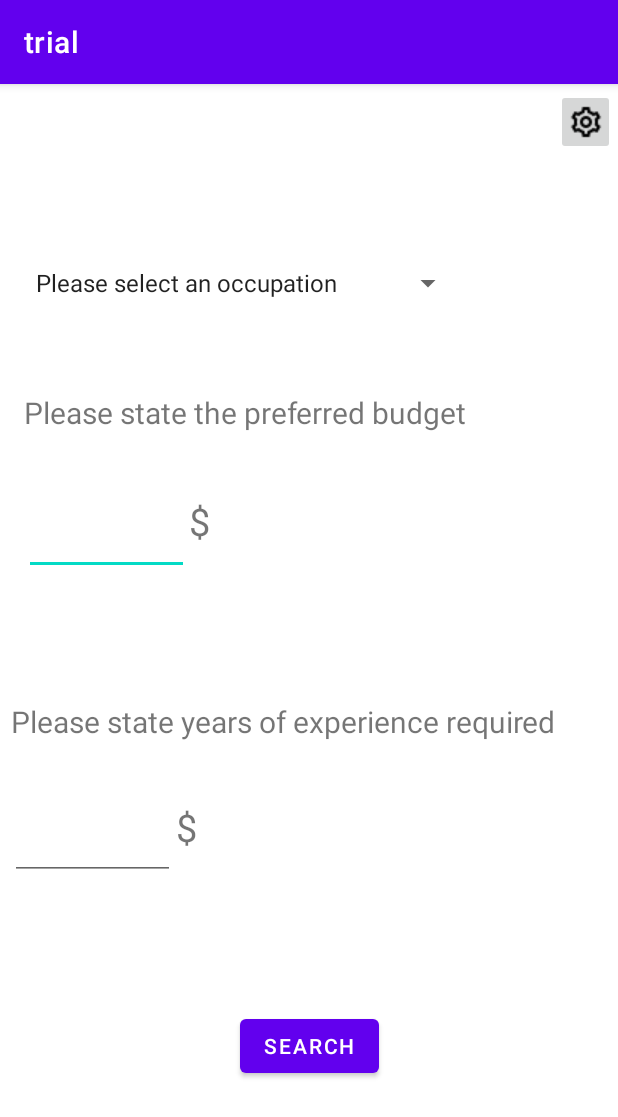
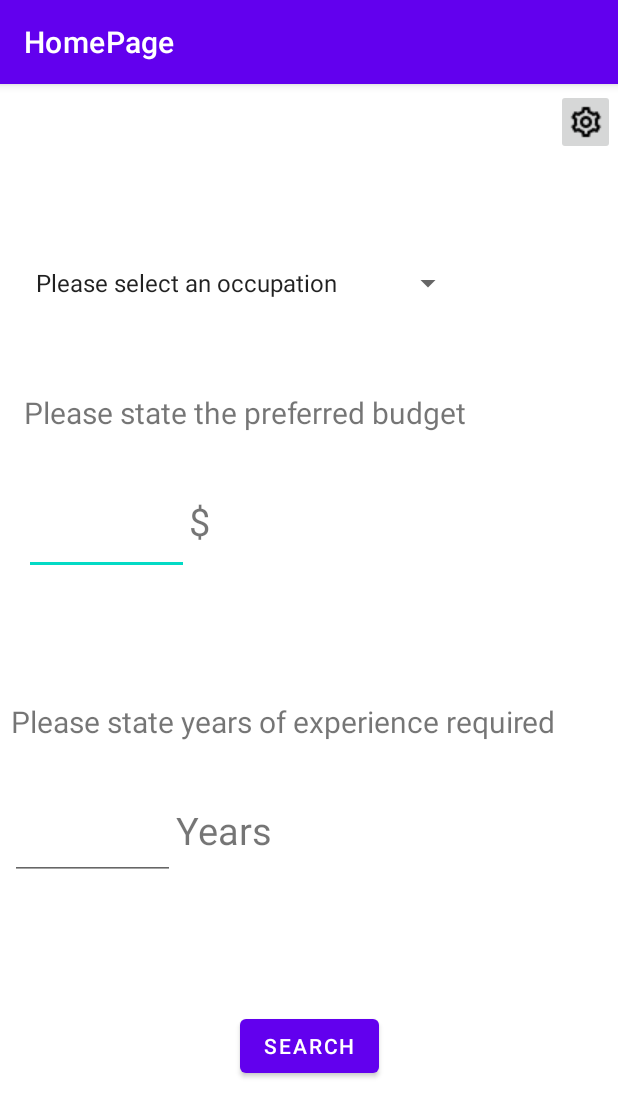
Before and after one commit to MustafaHazime/HireMe, an Android app: the HomePage screen opened directly, with no data from a screen before it, on a phone screen of 412 x 824 dp. Shown: the top 1117 px of the screen. Run offline under Robolectric (Android 15) with nearby library versions, the phone set to English and light mode, and no system bars.

Commit message:
Commit 25

```diff
--- a/app/src/main/AndroidManifest.xml
+++ b/app/src/main/AndroidManifest.xml
@@ -11,16 +11,20 @@
         android:theme="@style/Theme.Trial">
         <activity
             android:name=".redirectory"
+            android:label="@string/Employees"
             android:exported="false" />
         <activity
             android:name=".profile"
+            android:label="@string/Profile"
             android:exported="false" />
         <activity
             android:name=".HomePage"
+            android:label="@string/HomePage"
             android:exported="false" />
         <activity
             android:name=".Login"
             android:configChanges="orientation"
+            android:label="@string/Login"
             android:exported="true"
             android:screenOrientation="portrait">
             <intent-filter>
@@ -33,7 +37,7 @@
             android:name=".MainActivity"
             android:configChanges="orientation"
             android:exported="true"
-            android:label="@string/app_name"
+            android:label="@string/SignUp"
             android:theme="@style/Theme.Trial">
             <intent-filter>
                 <action android:name="com.razormist.simpleregistrationandloginapplication.Login" />
--- a/app/src/main/res/layout/activity_home_page.xml
+++ b/app/src/main/res/layout/activity_home_page.xml
@@ -112,16 +112,16 @@
 
     <TextView
         android:id="@+id/textView5"
-        android:layout_width="28dp"
-        android:layout_height="33dp"
-        android:text="$"
+        android:layout_width="109dp"
+        android:layout_height="31dp"
+        android:text="Years"
         android:textSize="25sp"
         app:layout_constraintBottom_toBottomOf="parent"
         app:layout_constraintEnd_toEndOf="parent"
-        app:layout_constraintHorizontal_bias="0.305"
+        app:layout_constraintHorizontal_bias="0.387"
         app:layout_constraintStart_toStartOf="parent"
         app:layout_constraintTop_toTopOf="parent"
-        app:layout_constraintVertical_bias="0.651" />
+        app:layout_constraintVertical_bias="0.652" />
 
 
 </androidx.constraintlayout.widget.ConstraintLayout>
--- a/app/src/main/res/values/strings.xml
+++ b/app/src/main/res/values/strings.xml
@@ -1,5 +1,10 @@
 <resources>
     <string name="app_name">trial</string>
+    <string name="Profile">Profile</string>
+    <string name="Login">Login</string>
+    <string name="SignUp">SignUp</string>
+    <string name="HomePage">HomePage</string>
+    <string name="Employees">Employees</string>
     <string-array name="Jobs_array">
         <item>Please select an occupation</item>
         <item>programmer</item>
```
